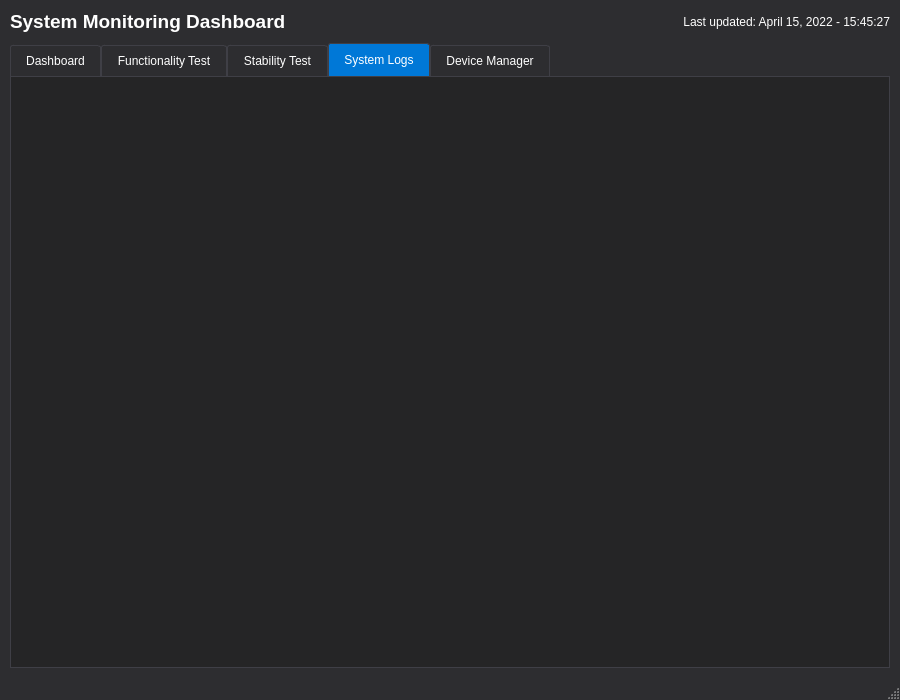
This is gui/ui/main_window.ui in MingYuan-Chen/orion_v2 as Qt 5 draws it before an edit. The edited form follows.
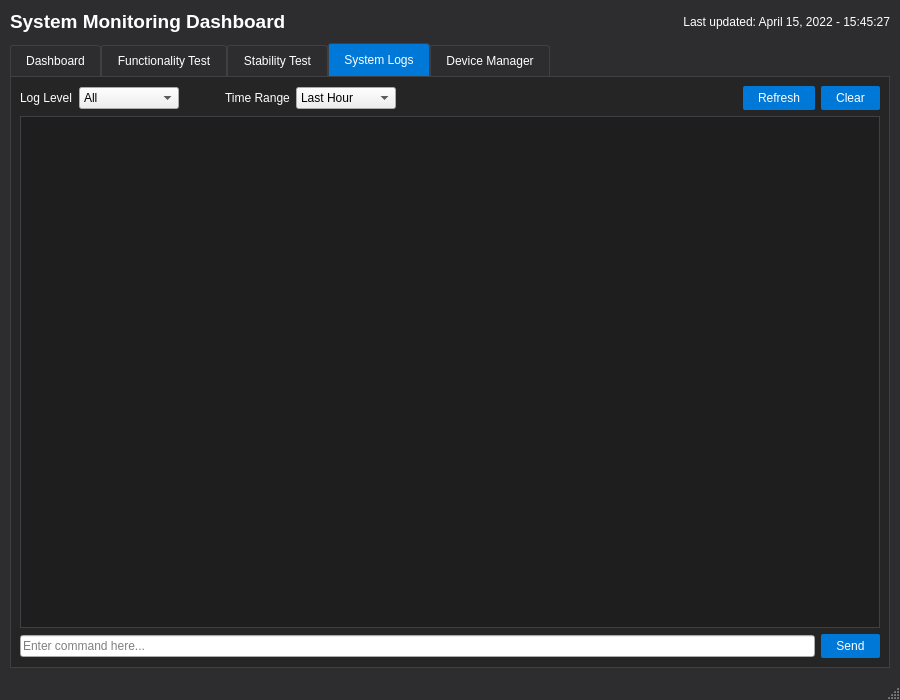
This is the edited form. The open tabs and pages were chosen to show the change.

Commit message: fix issue: UI Lock when execute command. 1.refactor serial_device_worker.py 2. refactor device_manager_view_model.py

What changed in the file:
```diff
--- a/gui/ui/main_window.ui
+++ b/gui/ui/main_window.ui
@@ -553,6 +553,242 @@
        <attribute name="title">
         <string>System Logs</string>
        </attribute>
+       <layout class="QVBoxLayout" name="verticalLayout_10">
+        <item>
+         <layout class="QHBoxLayout" name="horizontalLayout_5">
+          <item>
+           <widget class="QLabel" name="label_log_level">
+            <property name="text">
+             <string>Log Level</string>
+            </property>
+           </widget>
+          </item>
+          <item>
+           <widget class="QComboBox" name="comboBox_log_level">
+            <property name="minimumSize">
+             <size>
+              <width>100</width>
+              <height>0</height>
+             </size>
+            </property>
+            <item>
+             <property name="text">
+              <string>All</string>
+             </property>
+            </item>
+            <item>
+             <property name="text">
+              <string>Info</string>
+             </property>
+            </item>
+            <item>
+             <property name="text">
+              <string>Warning</string>
+             </property>
+            </item>
+            <item>
+             <property name="text">
+              <string>Error</string>
+             </property>
+            </item>
+            <item>
+             <property name="text">
+              <string>Debug</string>
+             </property>
+            </item>
+           </widget>
+          </item>
+          <item>
+           <spacer name="horizontalSpacer_2">
+            <property name="orientation">
+             <enum>Qt::Horizontal</enum>
+            </property>
+            <property name="sizeType">
+             <enum>QSizePolicy::Fixed</enum>
+            </property>
+            <property name="sizeHint" stdset="0">
+             <size>
+              <width>40</width>
+              <height>20</height>
+             </size>
+            </property>
+           </spacer>
+          </item>
+          <item>
+           <widget class="QLabel" name="label_time_range">
+            <property name="text">
+             <string>Time Range</string>
+            </property>
+           </widget>
+          </item>
+          <item>
+           <widget class="QComboBox" name="comboBox_time_range">
+            <property name="minimumSize">
+             <size>
+              <width>100</width>
+              <height>0</height>
+             </size>
+            </property>
+            <item>
+             <property name="text">
+              <string>Last Hour</string>
+             </property>
+            </item>
+            <item>
+             <property name="text">
+              <string>Last Day</string>
+             </property>
+            </item>
+            <item>
+             <property name="text">
+              <string>Last Week</string>
+             </property>
+            </item>
+            <item>
+             <property name="text">
+              <string>All Time</string>
+             </property>
+            </item>
+           </widget>
+          </item>
+          <item>
+           <spacer name="horizontalSpacer_3">
+            <property name="orientation">
+             <enum>Qt::Horizontal</enum>
+            </property>
+            <property name="sizeHint" stdset="0">
+             <size>
+              <width>40</width>
+              <height>20</height>
+             </size>
+            </property>
+           </spacer>
+          </item>
+          <item>
+           <widget class="QPushButton" name="pushButton_refresh_logs">
+            <property name="text">
+             <string>Refresh</string>
+            </property>
+           </widget>
+          </item>
+          <item>
+           <widget class="QPushButton" name="pushButton_clear_logs">
+            <property name="text">
+             <string>Clear</string>
+            </property>
+           </widget>
+          </item>
+         </layout>
+        </item>
+        <item>
+         <widget class="QTableWidget" name="tableWidget_logs">
+          <property name="styleSheet">
+           <string notr="true">QTableWidget {
+  background-color: #1E1E1E;
+  color: white;
+  gridline-color: #333333;
+}
+
+QTableWidget::item:selected {
+  background-color: #3F3F46;
+}
+
+/* InfoRow 背景色 */
+QTableWidget::item[LogLevel=&quot;INFO&quot;] {
+  background-color: transparent;
+}
+
+QTableWidget::item[LogLevel=&quot;INFO&quot;]::text {
+  color: #3794FF;
+}
+
+/* WarningRow 背景色 */
+QTableWidget::item[LogLevel=&quot;WARNING&quot;] {
+  background-color: transparent;
+}
+
+QTableWidget::item[LogLevel=&quot;WARNING&quot;]::text {
+  color: #FFD700;
+}
+
+/* ErrorRow 背景色 */
+QTableWidget::item[LogLevel=&quot;ERROR&quot;] {
+  background-color: transparent;
+}
+
+QTableWidget::item[LogLevel=&quot;ERROR&quot;]::text {
+  color: #FF3333;
+}
+
+/* DebugRow 背景色 */
+QTableWidget::item[LogLevel=&quot;DEBUG&quot;] {
+  background-color: transparent;
+}
+
+QTableWidget::item[LogLevel=&quot;DEBUG&quot;]::text {
+  color: #888888;
+}</string>
+          </property>
+          <property name="editTriggers">
+           <set>QAbstractItemView::NoEditTriggers</set>
+          </property>
+          <property name="alternatingRowColors">
+           <bool>false</bool>
+          </property>
+          <property name="selectionMode">
+           <enum>QAbstractItemView::SingleSelection</enum>
+          </property>
+          <property name="selectionBehavior">
+           <enum>QAbstractItemView::SelectRows</enum>
+          </property>
+          <property name="showGrid">
+           <bool>false</bool>
+          </property>
+          <attribute name="horizontalHeaderVisible">
+           <bool>false</bool>
+          </attribute>
+          <attribute name="horizontalHeaderStretchLastSection">
+           <bool>true</bool>
+          </attribute>
+          <attribute name="verticalHeaderVisible">
+           <bool>false</bool>
+          </attribute>
+          <column>
+           <property name="text">
+            <string>Timestamp</string>
+           </property>
+          </column>
+          <column>
+           <property name="text">
+            <string>Level</string>
+           </property>
+          </column>
+          <column>
+           <property name="text">
+            <string>Message</string>
+           </property>
+          </column>
+         </widget>
+        </item>
+        <item>
+         <layout class="QHBoxLayout" name="horizontalLayout_6">
+          <item>
+           <widget class="QLineEdit" name="lineEdit_command">
+            <property name="placeholderText">
+             <string>Enter command here...</string>
+            </property>
+           </widget>
+          </item>
+          <item>
+           <widget class="QPushButton" name="pushButton_send_command">
+            <property name="text">
+             <string>Send</string>
+            </property>
+           </widget>
+          </item>
+         </layout>
+        </item>
+       </layout>
       </widget>
       <widget class="QWidget" name="tab_device">
        <attribute name="title">
```
The commit also changes 5 other files.
